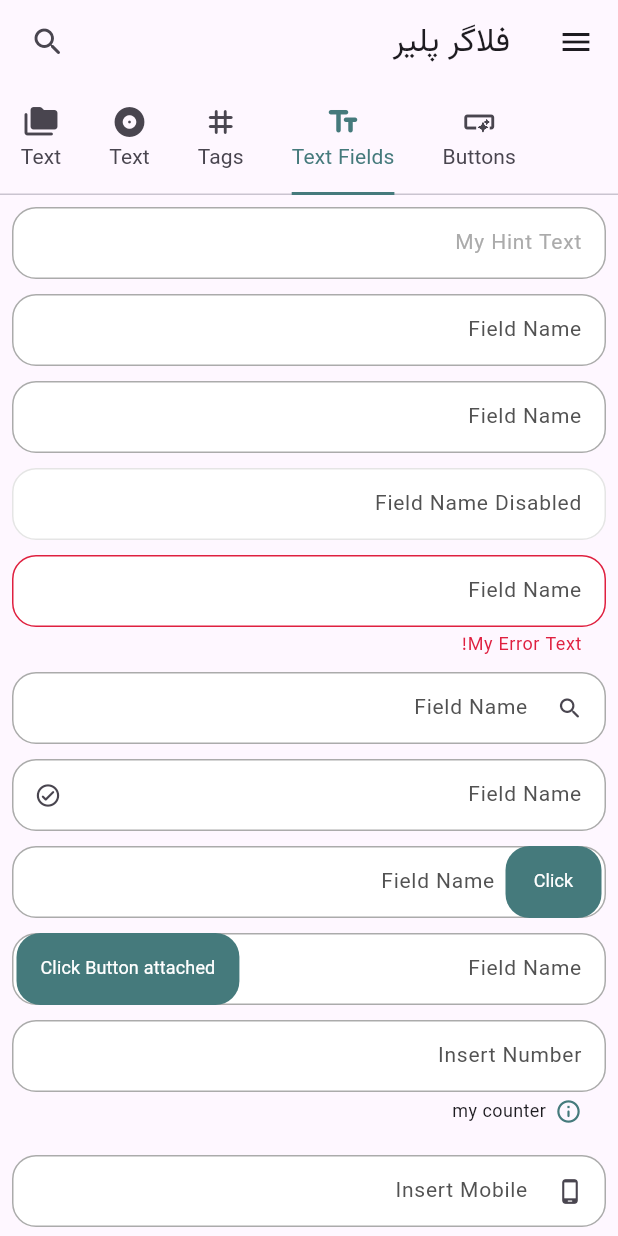
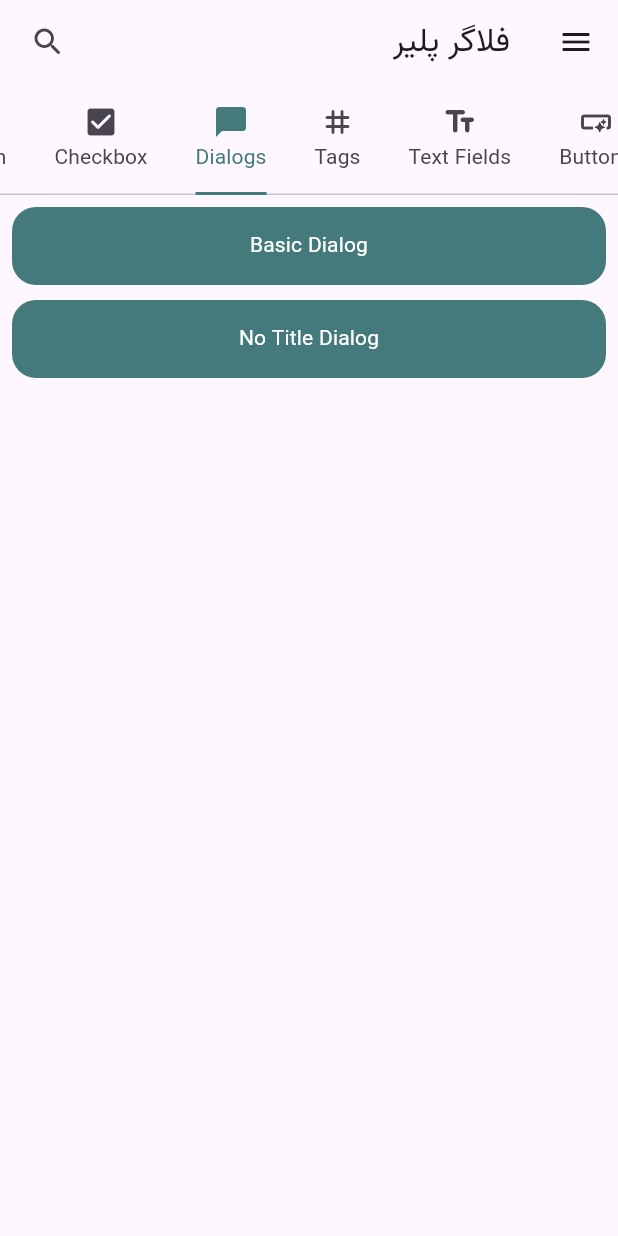
Before and after one commit to pesaregorg/flager_ui, a Flutter app: the screen it shows after launch, tab 2 chosen, on a phone screen of 412 x 824 dp. Run offline on Flutter 3.47's test engine with Material 2 defaults, Android fonts, the phone set to English and light mode, and no system bars; our stand-ins replace auto_route, shared_preferences; generated files the repository leaves out were written again.

Commit message:
update example

```diff
--- a/example/lib/screens/home_screen.dart
+++ b/example/lib/screens/home_screen.dart
@@ -1,4 +1,8 @@
 import 'package:example/screens/buttons_screen.dart';
+import 'package:example/screens/checkbox_screen.dart';
+import 'package:example/screens/modals_screen.dart';
+import 'package:example/screens/radio_button_screen.dart';
+import 'package:example/screens/snackbar_screen.dart';
 import 'package:example/screens/tags_screen.dart';
 import 'package:example/screens/text_fields_screen.dart';
 import 'package:flutter/material.dart';
@@ -19,8 +23,8 @@ class _HomeScreenState extends State<HomeScreen> {
   Widget build(BuildContext context) {
 
     return DefaultTabController(
-      length: 5,
-      initialIndex: 2,
+      length: 7,
+      initialIndex: 6,
       child: Scaffold(
         drawer: DrawerMenu(),
         body: NestedScrollView(
@@ -59,12 +63,20 @@ class _HomeScreenState extends State<HomeScreen> {
                       icon: Icon(Icons.tag_rounded),
                     ),
                     Tab(
-                      child: Text("Text"),
-                      icon: Icon(Icons.album_rounded),
+                      child: Text("Dialogs"),
+                      icon: Icon(Icons.messenger_rounded),
                     ),
                     Tab(
-                      child: Text("Text"),
-                      icon: Icon(Icons.folder_copy_rounded),
+                      child: Text("Checkbox"),
+                      icon: Icon(Icons.check_box_rounded),
+                    ),
+                    Tab(
+                      child: Text("RadioButton"),
+                      icon: Icon(Icons.check_circle_outline_rounded),
+                    ),
+                    Tab(
+                      child: Text("SnackBar"),
+                      icon: Icon(Icons.wallet_rounded),
                     ),
                   ],
                 ),
@@ -80,8 +92,10 @@ class _HomeScreenState extends State<HomeScreen> {
                     const ButtonsScreen(),
                     const TextFieldsScreen(),
                     const TagsScreen(),
-                    Container(),
-                    Container(),
+                    const ModalsScreen(),
+                    const CheckboxScreen(),
+                    const RadioButtonScreen(),
+                    const SnackBarScreen(),
                   ],
                 ),
               )
--- /dev/null
+++ b/example/lib/screens/modals_screen.dart
@@ -0,0 +1,99 @@
+import 'package:flager_ui/flager_ui.dart';
+import 'package:flutter/material.dart';
+
+class ModalsScreen extends StatefulWidget {
+  const ModalsScreen({Key? key}) : super(key: key);
+
+  @override
+  State<ModalsScreen> createState() => _ModalsScreenState();
+}
+
+class _ModalsScreenState extends State<ModalsScreen> {
+  @override
+  Widget build(BuildContext context) {
+    return ListView(
+      padding: const EdgeInsets.all(8.0),
+      children: [
+        ElevatedButton(
+            onPressed: _showBasicDialog,
+            child: const Text("Basic Dialog")
+        ),
+        const SizedBox(height: 10,),
+        ElevatedButton(
+            onPressed: _showNoTitleDialog,
+            child: const Text("No Title Dialog")
+        )
+      ],
+
+    );
+  }
+
+
+
+
+  Future<void> _showNoTitleDialog() async {
+    return showDialog<void>(
+      context: context,
+      barrierDismissible: false, // user must tap button!
+      builder: (BuildContext context) {
+        return AlertDialog(
+          //title: const Text('AlertDialog Title'),
+          content: SingleChildScrollView(
+            child: ListBody(
+              children: const <Widget>[
+                Text('This message is an example of a Morph design system modal dialogue'),
+                //Text('Would you like to approve of this message?'),
+              ],
+            ),
+          ),
+          actions: <Widget>[
+            ElevatedButton(
+              style: FElevatedButtonStyle.small(primaryColor: Colors.blue),
+              child: const Text('Button Title'),
+              onPressed: () {
+                Navigator.of(context).pop();
+              },
+            ),
+
+          ],
+        );
+      },
+    );
+  }
+
+
+
+
+
+
+  Future<void> _showBasicDialog() async {
+    return showDialog<void>(
+      context: context,
+      barrierDismissible: false, // user must tap button!
+      builder: (BuildContext context) {
+        return AlertDialog(
+          title: const Text('AlertDialog Title'),
+          content: SingleChildScrollView(
+            child: ListBody(
+              children: const <Widget>[
+                Text('This message is an example of a Morph design system modal dialogue'),
+                //Text('Would you like to approve of this message?'),
+              ],
+            ),
+          ),
+          actions: <Widget>[
+            ElevatedButton(
+              style: FElevatedButtonStyle.small(primaryColor: Colors.pink),
+              child: const Text('Button Title',),
+              onPressed: () {
+                Navigator.of(context).pop();
+              },
+            ),
+          ],
+        );
+      },
+    );
+  }
+
+
+}
```
Also changed, not shown: example/lib/screens/checkbox_screen.dart (added, +96 -0 lines), example/lib/screens/radio_button_screen.dart (added, +91 -0 lines), example/lib/screens/snackbar_screen.dart (added, +32 -0 lines), example/lib/screens/tags_screen.dart (+69 -24 lines).
